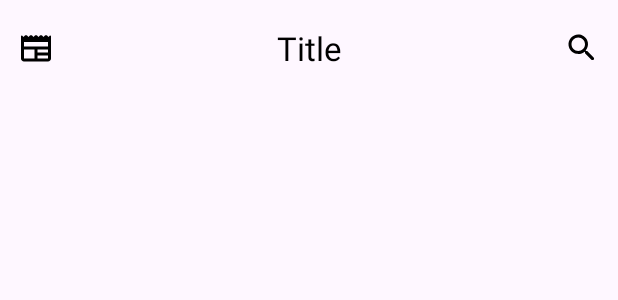
After one commit to vipinthakur25/NewsApp-MVVM-Architecture, an Android app: the layout custom_app_bar_layout.xml on its own in the app's theme, with its tools: preview values and no code run, on a phone screen of 412 x 824 dp. The commit adds this screen. Shown: the top 300 px of the screen. Run offline under Robolectric (Android 15) with nearby library versions, the phone set to English and light mode, and no system bars.

Commit message:
Added the common app bar for the app.

```diff
--- a/app/src/main/AndroidManifest.xml
+++ b/app/src/main/AndroidManifest.xml
@@ -15,7 +15,7 @@
         android:theme="@style/Theme.NewsAppMVVMArchitecture"
         tools:targetApi="31">
         <activity
-            android:name=".ui.topheadline.MainActivity"
+            android:name=".ui.topheadline.TopHeadlineActivity"
             android:exported="true">
             <intent-filter>
                 <action android:name="android.intent.action.MAIN" />
--- a/app/src/main/java/com/vipint/newsapp/di/component/ActivityComponent.kt
+++ b/app/src/main/java/com/vipint/newsapp/di/component/ActivityComponent.kt
@@ -2,7 +2,7 @@ package com.vipint.newsapp.di.component
 
 import com.vipint.newsapp.di.ActivityScope
 import com.vipint.newsapp.di.modules.ActivityModule
-import com.vipint.newsapp.ui.topheadline.MainActivity
+import com.vipint.newsapp.ui.topheadline.TopHeadlineActivity
 import dagger.Component
 import javax.inject.Singleton
 
@@ -11,6 +11,6 @@ import javax.inject.Singleton
 interface ActivityComponent {
 
     @Singleton
-    fun inject(activity: MainActivity)
+    fun inject(activity: TopHeadlineActivity)
 
 }
--- /dev/null
+++ b/app/src/main/res/drawable/ic_back.xml
@@ -0,0 +1,5 @@
+<vector xmlns:android="http://schemas.android.com/apk/res/android" android:autoMirrored="true" android:height="24dp" android:tint="#000000" android:viewportHeight="24" android:viewportWidth="24" android:width="24dp">
+
+    <path android:fillColor="@android:color/white" android:pathData="M19,11H7.83l4.88,-4.88c0.39,-0.39 0.39,-1.03 0,-1.42 -0.39,-0.39 -1.02,-0.39 -1.41,0l-6.59,6.59c-0.39,0.39 -0.39,1.02 0,1.41l6.59,6.59c0.39,0.39 1.02,0.39 1.41,0 0.39,-0.39 0.39,-1.02 0,-1.41L7.83,13H19c0.55,0 1,-0.45 1,-1s-0.45,-1 -1,-1z"/>
+
+</vector>
--- /dev/null
+++ b/app/src/main/res/drawable/ic_news.xml
@@ -0,0 +1,5 @@
+<vector xmlns:android="http://schemas.android.com/apk/res/android" android:height="24dp" android:tint="#000000" android:viewportHeight="24" android:viewportWidth="24" android:width="24dp">
+
+    <path android:fillColor="@android:color/white" android:pathData="M21.15,3.85l-0.82,0.82l-0.95,-0.96c-0.39,-0.39 -1.02,-0.39 -1.42,0L17,4.67l-0.96,-0.96c-0.39,-0.39 -1.03,-0.39 -1.42,0l-0.95,0.96l-0.96,-0.96c-0.39,-0.39 -1.02,-0.39 -1.41,0l-0.96,0.96L9.38,3.71c-0.39,-0.39 -1.02,-0.39 -1.42,0L7,4.67L6.04,3.71c-0.39,-0.39 -1.03,-0.39 -1.42,0L3.67,4.67L2.85,3.85C2.54,3.54 2,3.76 2,4.21V19c0,1.1 0.9,2 2,2l16,0c1.1,0 2,-0.9 2,-2V4.21C22,3.76 21.46,3.54 21.15,3.85zM11,19H4v-6h7V19zM20,19h-7v-2h7V19zM20,15h-7v-2h7V15zM20,11H4V8h16V11z"/>
+
+</vector>
--- /dev/null
+++ b/app/src/main/res/drawable/ic_search.xml
@@ -0,0 +1,5 @@
+<vector xmlns:android="http://schemas.android.com/apk/res/android" android:height="24dp" android:tint="#000000" android:viewportHeight="24" android:viewportWidth="24" android:width="24dp">
+
+    <path android:fillColor="@android:color/white" android:pathData="M15.5,14h-0.79l-0.28,-0.27c1.2,-1.4 1.82,-3.31 1.48,-5.34 -0.47,-2.78 -2.79,-5 -5.59,-5.34 -4.23,-0.52 -7.79,3.04 -7.27,7.27 0.34,2.8 2.56,5.12 5.34,5.59 2.03,0.34 3.94,-0.28 5.34,-1.48l0.27,0.28v0.79l4.25,4.25c0.41,0.41 1.08,0.41 1.49,0 0.41,-0.41 0.41,-1.08 0,-1.49L15.5,14zM9.5,14C7.01,14 5,11.99 5,9.5S7.01,5 9.5,5 14,7.01 14,9.5 11.99,14 9.5,14z"/>
+
+</vector>
--- /dev/null
+++ b/app/src/main/res/layout/custom_app_bar_layout.xml
@@ -0,0 +1,42 @@
+<?xml version="1.0" encoding="utf-8"?>
+<androidx.constraintlayout.widget.ConstraintLayout xmlns:android="http://schemas.android.com/apk/res/android"
+    xmlns:app="http://schemas.android.com/apk/res-auto"
+    xmlns:tools="http://schemas.android.com/tools"
+    android:layout_width="match_parent"
+    android:layout_height="?attr/actionBarSize"
+    android:paddingHorizontal="12dp">
+
+    <androidx.appcompat.widget.AppCompatImageView
+        android:id="@+id/ivAction"
+        android:layout_width="wrap_content"
+        android:layout_height="wrap_content"
+        android:contentDescription="@string/back"
+        app:layout_constraintBottom_toBottomOf="parent"
+        app:layout_constraintStart_toStartOf="parent"
+        app:layout_constraintTop_toTopOf="parent"
+        app:srcCompat="@drawable/ic_news" />
+
+    <androidx.appcompat.widget.AppCompatTextView
+        android:id="@+id/tvAppBarTitle"
+        android:layout_width="0dp"
+        android:layout_height="wrap_content"
+        android:gravity="center"
+        android:textAppearance="@style/TextAppearance.Material3.ActionBar.Title"
+        android:textColor="@color/black"
+        app:layout_constraintBottom_toBottomOf="parent"
+        app:layout_constraintEnd_toStartOf="@id/ivSearch"
+        app:layout_constraintStart_toEndOf="@id/ivAction"
+        app:layout_constraintTop_toTopOf="parent"
+        tools:text="Title" />
+
+
+    <androidx.appcompat.widget.AppCompatImageView
+        android:id="@+id/ivSearch"
+        android:layout_width="wrap_content"
+        android:layout_height="wrap_content"
+        android:contentDescription="@string/search"
+        app:layout_constraintBottom_toBottomOf="parent"
+        app:layout_constraintEnd_toEndOf="parent"
+        app:layout_constraintTop_toTopOf="parent"
+        app:srcCompat="@drawable/ic_search" />
+</androidx.constraintlayout.widget.ConstraintLayout>
--- a/app/src/main/res/values/strings.xml
+++ b/app/src/main/res/values/strings.xml
@@ -1,3 +1,6 @@
 <resources>
     <string name="app_name">NewsApp-MVVM-Architecture</string>
+    <string name="back">back</string>
+    <string name="search">Search</string>
+    <string name="top_headline">Top Headlines</string>
 </resources>
```
Also changed, not shown: app/src/main/java/com/vipint/newsapp/ui/topheadline/TopHeadlineActivity.kt (renamed from app/src/main/java/com/vipint/newsapp/ui/topheadline/MainActivity.kt, +9 -2 lines), app/src/main/res/layout/activity_main.xml (+8 -3 lines).
